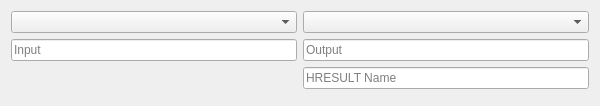
This is General/BaseConverter.ui in Hitonoriol/HxNxToolkit as Qt 5 draws it before an edit. The edited form follows.
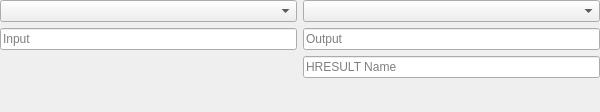
This is the edited form.

Commit message: Make content margins consistent for all components

Patch:
```diff
--- a/General/BaseConverter.ui
+++ b/General/BaseConverter.ui
@@ -7,13 +7,25 @@
     <x>0</x>
     <y>0</y>
     <width>600</width>
-    <height>106</height>
+    <height>112</height>
    </rect>
   </property>
   <property name="windowTitle">
    <string>BaseConverter</string>
   </property>
   <layout class="QVBoxLayout" name="verticalLayout">
+   <property name="leftMargin">
+    <number>0</number>
+   </property>
+   <property name="topMargin">
+    <number>0</number>
+   </property>
+   <property name="rightMargin">
+    <number>0</number>
+   </property>
+   <property name="bottomMargin">
+    <number>0</number>
+   </property>
    <item>
     <layout class="QHBoxLayout" name="horizontalLayout">
      <item>
```
Left out of the diff: 4 changed lines with no effect on the pictures. The commit also changes 9 other files.
